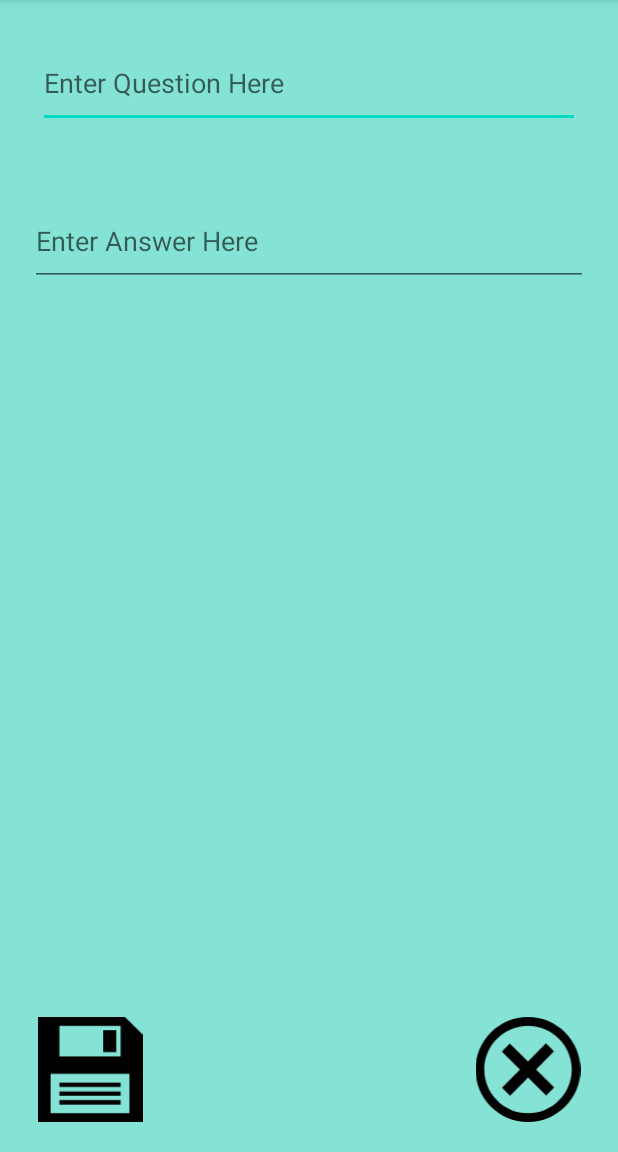
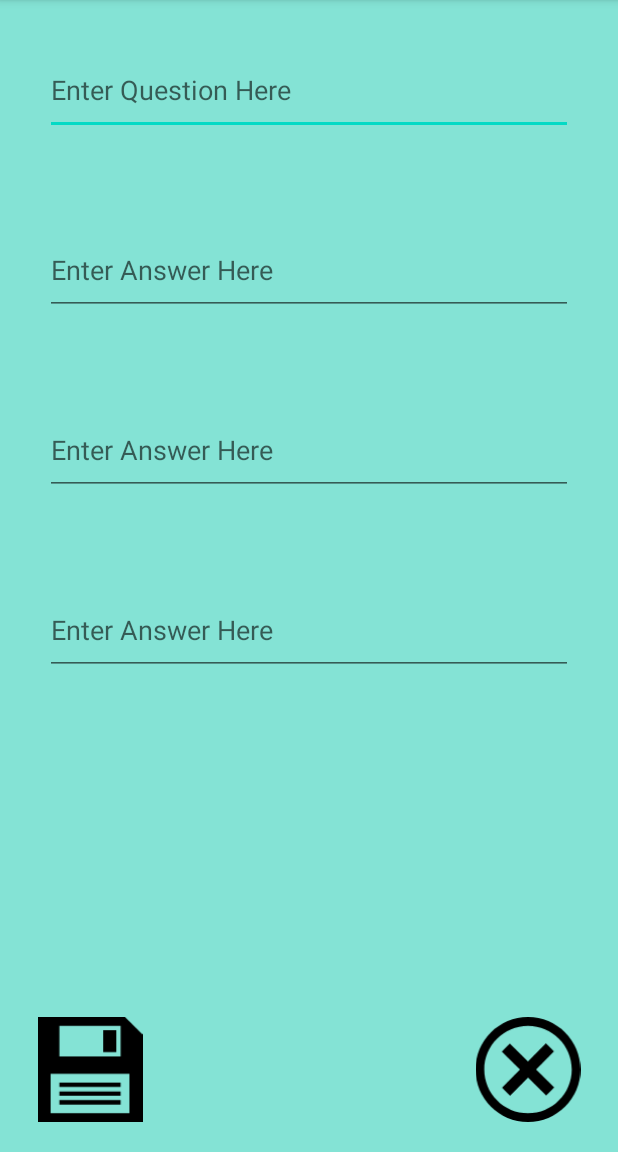
Before and after one commit to 19exceraya1/RayansFlashcards, an Android app: the AddCard screen opened directly, with no data from a screen before it, on a phone screen of 412 x 824 dp, the part 84-1236 px from its top. Run offline under Robolectric (Android 15) with nearby library versions, the phone set to English and light mode, and no system bars.

Commit message:
Optional tasks from week 4

```diff
--- a/app/src/main/res/layout/activity_new_page.xml
+++ b/app/src/main/res/layout/activity_new_page.xml
@@ -21,14 +21,28 @@
         android:layout_width="match_parent"
         android:layout_height="60dp"
         android:hint="Enter Question Here"
-        android:layout_margin="25dp"/>
+        android:layout_margin="30dp"/>
     <EditText
         android:id="@+id/answerInput"
         android:layout_width="match_parent"
         android:layout_height="60dp"
         android:layout_below="@id/questionInput"
         android:hint="Enter Answer Here"
-        android:layout_margin="20dp"/>
+        android:layout_margin="30dp"/>
+    <EditText
+        android:id="@+id/wrongOption1"
+        android:layout_width="match_parent"
+        android:layout_height="60dp"
+        android:layout_below="@id/answerInput"
+        android:hint="Enter Answer Here"
+        android:layout_margin="30dp"/>
+    <EditText
+        android:id="@+id/wrongOption2"
+        android:layout_width="match_parent"
+        android:layout_height="60dp"
+        android:layout_below="@id/wrongOption1"
+        android:hint="Enter Answer Here"
+        android:layout_margin="30dp"/>
     <ImageView
         android:id="@+id/save_icon"
         android:src="@drawable/save_icon_foreground"
```
Also changed, not shown: app/src/main/java/com/example/rayansflashcards/AddCard.java (+22 -10 lines), app/src/main/java/com/example/rayansflashcards/MainActivity.java (+106 -7 lines).
